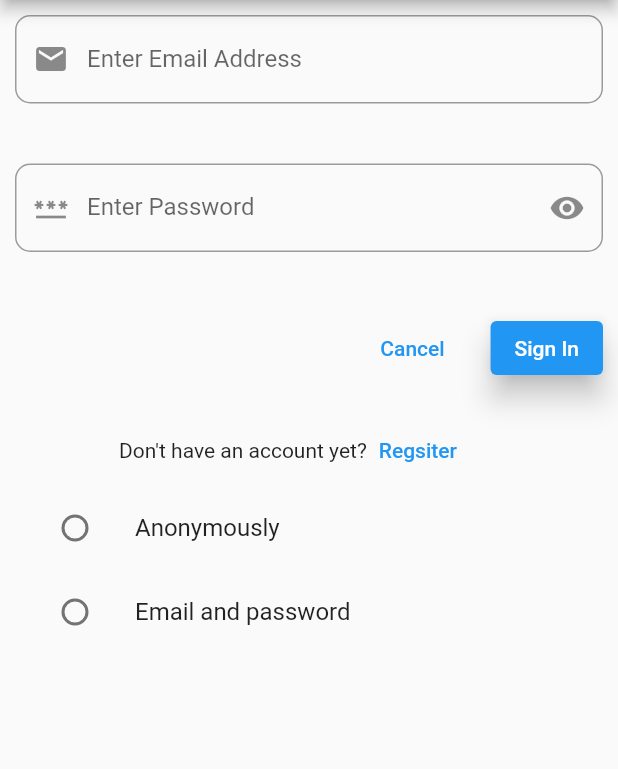
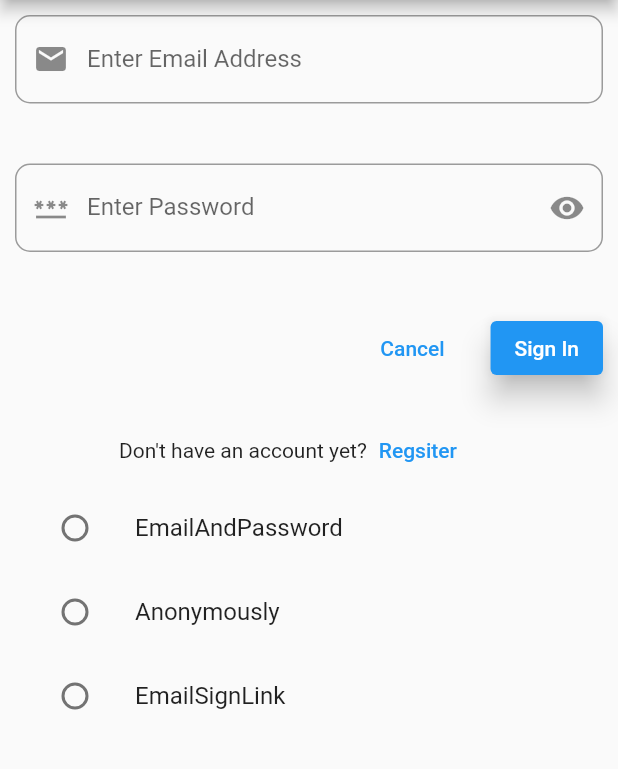
Before and after one commit to midnightRanger/dart_firebase, a Flutter app: the screen it shows after launch, on a phone screen of 412 x 824 dp, the part 84-853 px from its top. Run offline on Flutter 3.47's test engine with Material 2 defaults, Android fonts, the phone set to English and light mode, and no system bars; our stand-ins replace firebase_auth, firebase_core; accounts and stored records are empty.

Commit message:
return all auth type with listview builder

```diff
--- a/flutter_firebase/lib/main.dart
+++ b/flutter_firebase/lib/main.dart
@@ -336,10 +336,14 @@ class _MyHomePageState extends State<MyHomePage> {
                       ],
                     ),
 
-                    ListTile(
-                      title: const Text('Anonymously'),
+                    ListView.builder(
+                      shrinkWrap: true,
+                      itemCount: AuthType.values.length,
+                      itemBuilder: (context, index) {
+                        return ListTile(
+                          title: Text(AuthType.values[index].name),
                           leading: Radio<AuthType>(
-                        value: AuthType.Anonymously,
+                            value: AuthType.values[index],
                             groupValue: currentAuthType,
                             onChanged: (AuthType? value) {
                               setState(() {
@@ -347,18 +351,9 @@ class _MyHomePageState extends State<MyHomePage> {
                               });
                             },
                           ),
+                        );
+                      },
                     ),
-                    ListTile(
-                        title: const Text('Email and password'),
-                        leading: Radio<AuthType>(
-                          value: AuthType.EmailAndPassword,
-                          groupValue: currentAuthType,
-                          onChanged: (AuthType? value) {
-                            setState(() {
-                              currentAuthType = value;
-                            });
-                          },
-                        )),
                   ]),
                 ))));
   }
```
Lines whose indentation alone changed are shown as unchanged.
